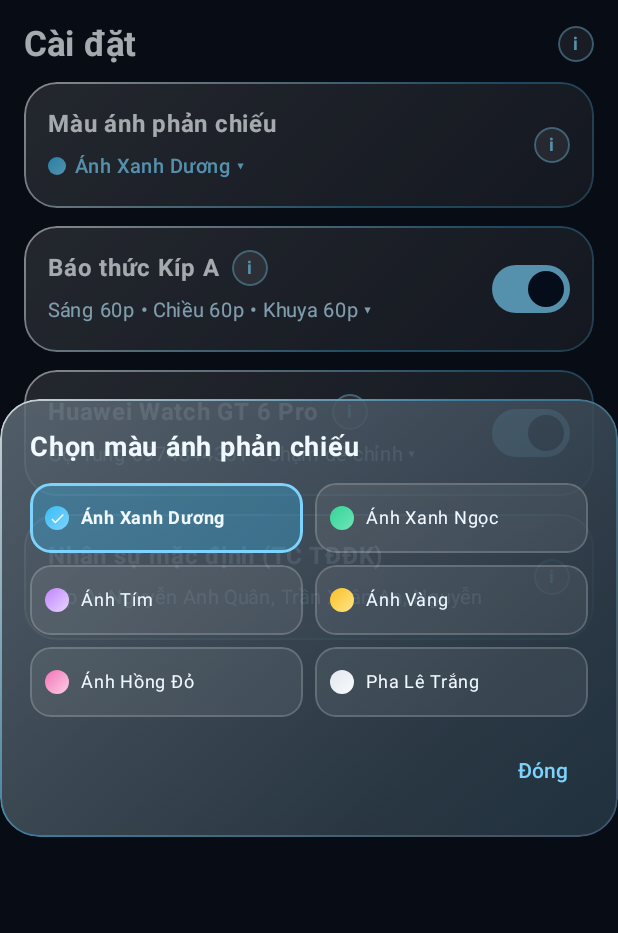
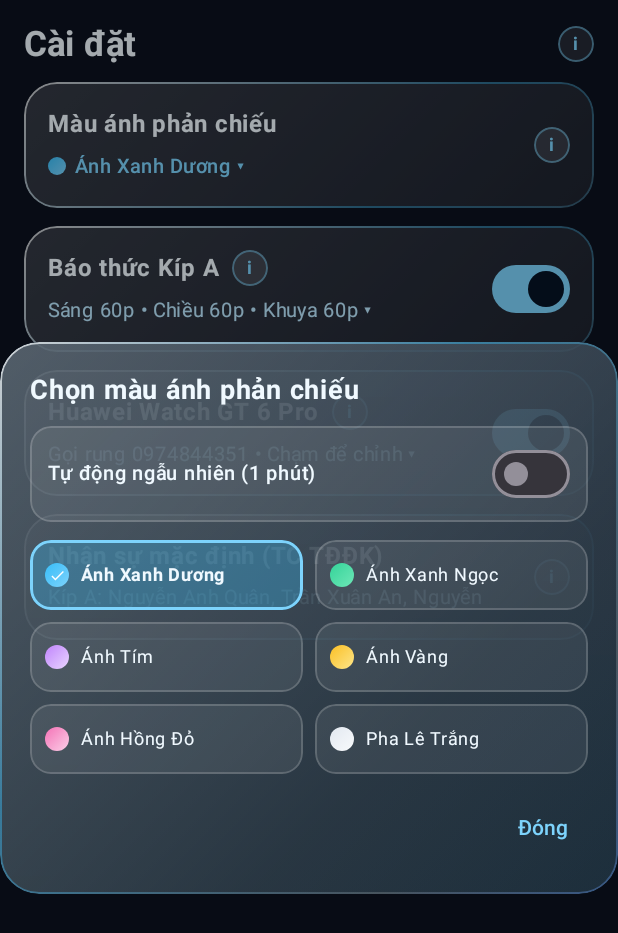
Before and after one commit to anhquanQB/TrucCaAlarm, an Android app built with Jetpack Compose: the composable SettingsTab shown on its own in the app's theme, after a tap on "Màu ánh phản chiếu", on a phone screen of 412 x 824 dp. Shown: the top 933 px of the screen. Run offline under Robolectric (Android 15) with nearby library versions, the phone set to English and light mode, and no system bars.

Commit message:
Update MainScreen.kt

```diff
--- a/app/src/main/java/com/trucca/alarm/ui/MainScreen.kt
+++ b/app/src/main/java/com/trucca/alarm/ui/MainScreen.kt
@@ -1658,14 +1658,19 @@ private fun SettingsTab(
     var nightBefore by remember(settings) { mutableStateOf(settings.nightAlarmBeforeMin.toString()) }
     var membersMap by remember(settings) { mutableStateOf(settings.kipMembers.toMutableMap()) }
     var selectedTheme by remember(settings) { mutableStateOf(settings.resolvedTheme()) }
+    var autoRandomTheme by remember(settings) { mutableStateOf(settings.autoRandomThemeEnabled) }
 
     var showThemePopup by remember { mutableStateOf(false) }
     var showAlarmPopup by remember { mutableStateOf(false) }
     var showWatchPopup by remember { mutableStateOf(false) }
     var showCrewPopup by remember { mutableStateOf(false) }
 
-    fun buildUpdatedSettings(themeOverride: GlassThemeId = selectedTheme): AppSettings = settings.copy(
+    fun buildUpdatedSettings(
+        themeOverride: GlassThemeId = selectedTheme,
+        autoRandomOverride: Boolean = autoRandomTheme
+    ): AppSettings = settings.copy(
         themeId = themeOverride.name,
+        autoRandomThemeEnabled = autoRandomOverride,
         alarmEnabled = alarmEnabled,
         watchSyncEnabled = watchSyncEnabled,
         watchAutoCallEnabled = watchAutoCallEnabled,
@@ -1727,7 +1732,7 @@ private fun SettingsTab(
                                     .clip(CircleShape)
                                     .background(Brush.linearGradient(listOf(tp.heroStart, tp.accent)))
                             )
-                            Text("${selectedTheme.label} ▾", color = p.accent, fontSize = 13.sp, fontWeight = FontWeight.Medium)
+                            Text(if (autoRandomTheme) "Ngẫu nhiên (1 phút) ▾" else "${selectedTheme.label} ▾", color = p.accent, fontSize = 13.sp, fontWeight = FontWeight.Medium)
                         }
                     }
                     InfoHintButton(
@@ -1870,12 +1875,45 @@ private fun SettingsTab(
         BouncyGlassDialog(onDismissRequest = { showThemePopup = false }) {
             Column(verticalArrangement = Arrangement.spacedBy(12.dp)) {
                 Text("Chọn màu ánh phản chiếu", color = p.softWhite, fontSize = 18.sp, fontWeight = FontWeight.Bold)
+                Row(
+                    modifier = Modifier
+                        .fillMaxWidth()
+                        .clip(RoundedCornerShape(14.dp))
+                        .background(if (autoRandomTheme) p.accent.copy(alpha = 0.20f) else Color.White.copy(alpha = 0.07f))
+                        .border(
+                            width = if (autoRandomTheme) 1.5.dp else 1.dp,
+                            color = if (autoRandomTheme) p.accent else Color.White.copy(alpha = 0.18f),
+                            shape = RoundedCornerShape(14.dp)
+                        )
+                        .clickable {
+                            autoRandomTheme = !autoRandomTheme
+                            onSave(buildUpdatedSettings(autoRandomOverride = autoRandomTheme))
+                        }
+                        .padding(horizontal = 12.dp, vertical = 8.dp),
+                    horizontalArrangement = Arrangement.SpaceBetween,
+                    verticalAlignment = Alignment.CenterVertically
+                ) {
+                    Text(
+                        text = "Tự động ngẫu nhiên (1 phút)",
+                        color = p.softWhite,
+                        fontSize = 13.sp,
+                        fontWeight = if (autoRandomTheme) FontWeight.Bold else FontWeight.Medium,
+                        modifier = Modifier.weight(1f)
+                    )
+                    Switch(
+                        checked = autoRandomTheme,
+                        onCheckedChange = {
+                            autoRandomTheme = it
+                            onSave(buildUpdatedSettings(autoRandomOverride = it))
+                        }
+                    )
+                }
                 Column(verticalArrangement = Arrangement.spacedBy(8.dp)) {
                     GlassThemeId.entries.chunked(2).forEach { rowItems ->
                         Row(modifier = Modifier.fillMaxWidth(), horizontalArrangement = Arrangement.spacedBy(8.dp)) {
                             rowItems.forEach { t ->
                                 val tp = paletteFor(t)
-                                val active = t == selectedTheme
+                                val active = !autoRandomTheme && t == selectedTheme
                                 Row(
                                     modifier = Modifier
                                         .weight(1f)
@@ -1888,7 +1926,8 @@ private fun SettingsTab(
                                         )
                                         .clickable {
                                             selectedTheme = t
-                                            onSave(buildUpdatedSettings(themeOverride = t))
+                                            autoRandomTheme = false
+                                            onSave(buildUpdatedSettings(themeOverride = t, autoRandomOverride = false))
                                             showThemePopup = false
                                         }
                                         .padding(horizontal = 10.dp, vertical = 11.dp),
```
